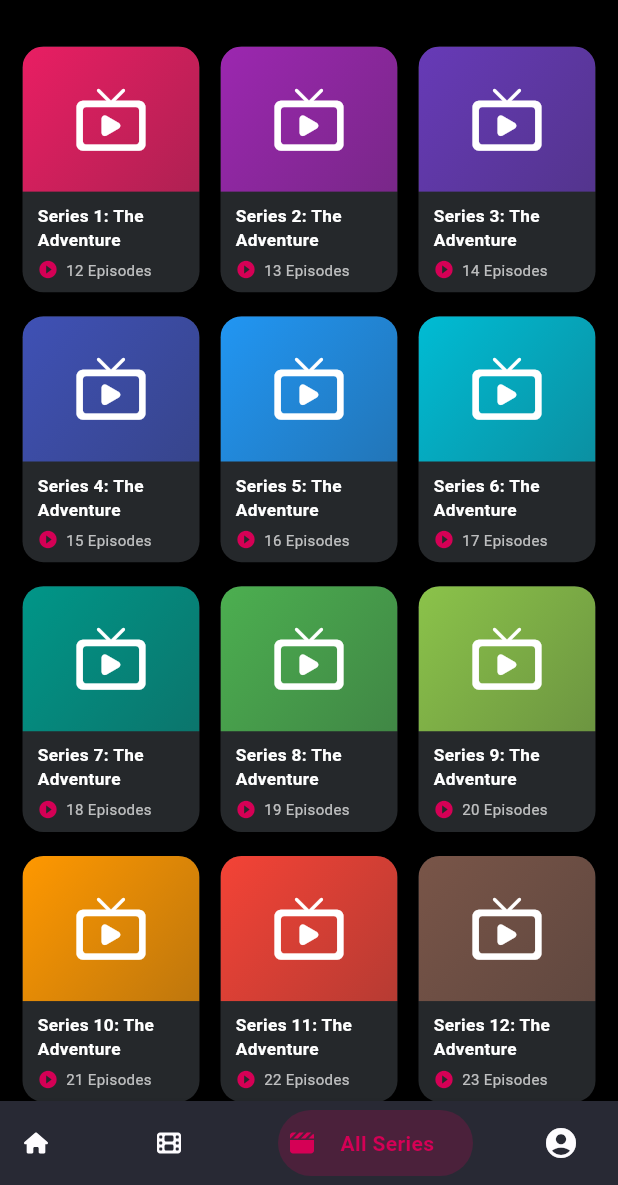
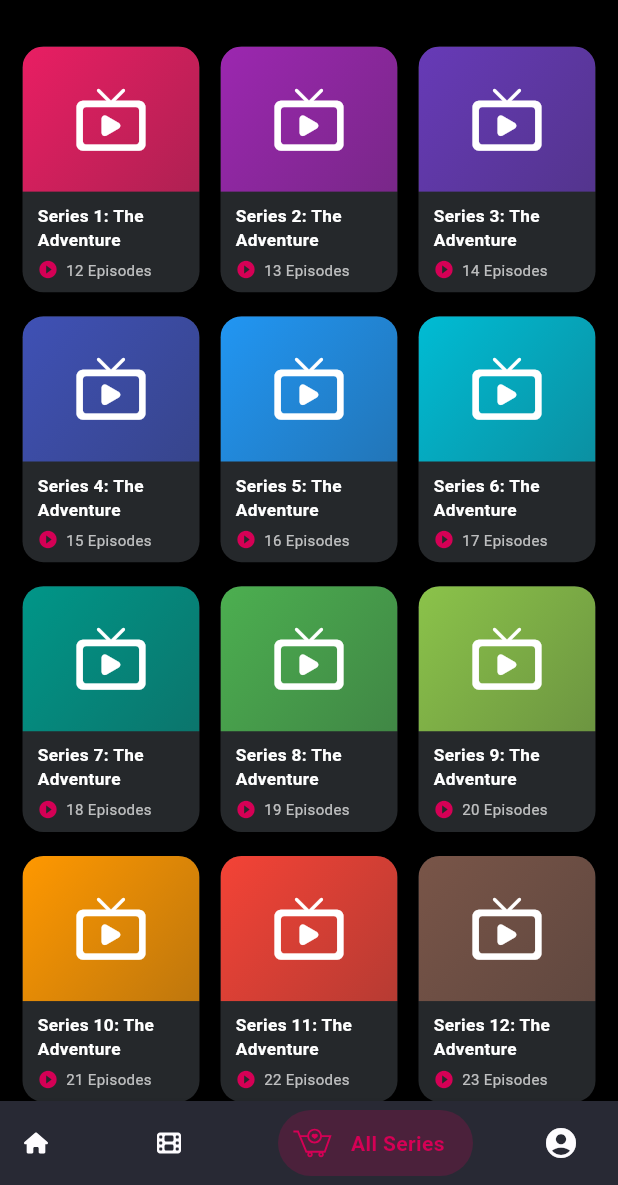
Before and after one commit to admin123KK/beyond-OTT5, a Flutter app: the AllEpisodeScreen screen opened by its route, on a phone screen of 412 x 824 dp, the part 51-1236 px from its top. Run offline on Flutter 3.47's test engine with Material 3 defaults, Android fonts, the phone set to English and light mode, and no system bars; our stand-ins replace another_flushbar, awesome_dialog, cached_network_image, carousel_slider, chewie, dio and 24 more; missing offline and left inert: dart:html, in_app_purchase_storekit, pusher_channels_flutter, tapped; accounts and stored records are empty; network calls fail; Roboto replaces fonts that are missing (Mulish).

Commit message:
wish list to bottm bar

```diff
--- a/lib/core/utils/my_images.dart
+++ b/lib/core/utils/my_images.dart
@@ -35,4 +35,9 @@ class MyImages {
   static const String esewaImage = "assets/images/esewa.png";
   static const String fonepayImage = "assets/images/fonepay.png";
   static const String stripeImage = "assets/images/stripe.png";
+
+  static const String searchImage = "assets/icons/searchh.svg";
+
+  static const String favoriteImage = "assets/icons/favorite.svg";
+  static const String favouriteListImage = "assets/icons/wishlist.svg";
 }
--- a/lib/view/components/bottom_Nav/bottom_nav.dart
+++ b/lib/view/components/bottom_Nav/bottom_nav.dart
@@ -4,9 +4,9 @@ import 'package:get/get.dart';
 import 'package:play_lab/constants/my_strings.dart';
 import 'package:play_lab/core/utils/my_color.dart';
 import 'package:play_lab/core/utils/my_images.dart';
+import 'package:play_lab/data/controller/my_watch_history_controller/my_watch_history_controller.dart';
 import 'package:play_lab/data/services/api_service.dart';
 import 'package:play_lab/view/screens/account/profile/profile_screen.dart';
-import 'package:play_lab/view/screens/my_search/search_screen.dart';
 
 import '../../../core/route/route.dart';
 import 'my_bottom_nav_bar_widget.dart';
@@ -65,9 +65,9 @@ class _CustomBottomNavState extends State<CustomBottomNav> {
 
         // 2 - Series
         BottomNavyBarItem(
-            icon: SvgPicture.asset(MyImages.allTvSeriesIcon,
-                height: 16,
-                width: 16,
+            icon: SvgPicture.asset(MyImages.favoriteImage,
+                height: 30,
+                width: 30,
                 color: widget.currentIndex == 2
                     ? MyColor.primaryColor
                     : MyColor.colorWhite),
@@ -114,7 +114,7 @@ class _CustomBottomNavState extends State<CustomBottomNav> {
     } else if (index == 2) {
       if (widget.currentIndex != 2) {
         Navigator.push(
-            context, MaterialPageRoute(builder: (context) => SearchScreen()));
+            context, MaterialPageRoute(builder: (context) => WishListScreen()));
       }
     } else if (index == 3) {
       if (Get.find<ApiClient>().isAuthorizeUser()) {
--- a/lib/view/screens/bottom_nav_pages/home/home_screen.dart
+++ b/lib/view/screens/bottom_nav_pages/home/home_screen.dart
@@ -1,6 +1,5 @@
 import 'dart:async';
 import 'dart:convert';
-
 import 'package:cached_network_image/cached_network_image.dart';
 import 'package:flutter/material.dart';
 import 'package:get/Get.dart';
```
Also changed, not shown: assets/icons/favorite.svg (added).
